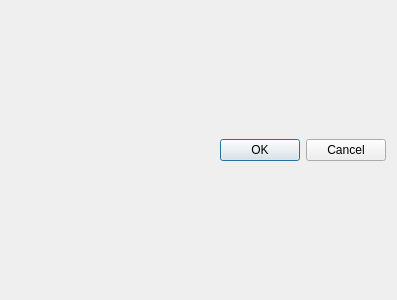
Qt form dialog_parameters.ui (bruchuck/AugmentationEngine) before a commit.
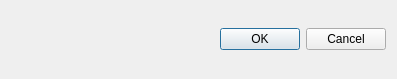
The same form after that commit.

Patch:
```diff
--- a/dialog_parameters.ui
+++ b/dialog_parameters.ui
@@ -7,7 +7,7 @@
     <x>0</x>
     <y>0</y>
     <width>397</width>
-    <height>300</height>
+    <height>79</height>
    </rect>
   </property>
   <property name="windowTitle">
```
